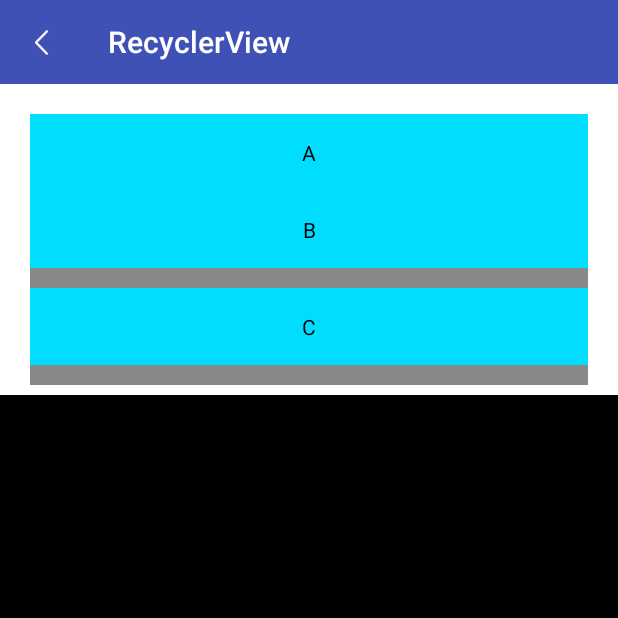
After one commit to acprimer/AndroidStudy, an Android app: the RecyclerViewActivity screen opened directly, with no data from a screen before it, on a phone screen of 412 x 824 dp, the top half of it. The commit adds this screen. Run offline under Robolectric (Android 15) with nearby library versions, the phone set to English and light mode, and no system bars.

Commit message:
Android Study + RecyclerView, Adapter, Decoration

```diff
--- a/app/build.gradle
+++ b/app/build.gradle
@@ -2,7 +2,7 @@ apply plugin: 'com.android.application'
 
 android {
     compileSdkVersion 23
-    buildToolsVersion "24.0.0 rc3"
+    buildToolsVersion "23.0.3"
 
     defaultConfig {
         applicationId "com.study.yaodh.androidstudy"
--- a/app/src/main/AndroidManifest.xml
+++ b/app/src/main/AndroidManifest.xml
@@ -22,6 +22,9 @@
         <activity
             android:name=".activity.NotificationActivity"
             android:label="@string/textview"/>
+        <activity
+            android:name=".activity.RecyclerViewActivity"
+            android:label="@string/RecyclerView"/>
     </application>
 
 </manifest>
--- a/app/src/main/java/com/study/yaodh/androidstudy/activity/MainActivity.java
+++ b/app/src/main/java/com/study/yaodh/androidstudy/activity/MainActivity.java
@@ -27,7 +27,8 @@ public class MainActivity extends AppCompatActivity {
                 android.R.layout.simple_expandable_list_item_1,
                 new String[]{
                         "TextView属性",
-                        "Notification"
+                        "Notification",
+                        "RecyclerView"
                 });
         listView.setAdapter(adapter);
         listView.setOnItemClickListener(new AdapterView.OnItemClickListener() {
@@ -40,6 +41,9 @@ public class MainActivity extends AppCompatActivity {
                     case 1:
                         IntentManager.startNotificationActivity(MainActivity.this);
                         break;
+                    case 2:
+                        IntentManager.startRecyclerViewActivity(MainActivity.this);
+                        break;
                 }
             }
         });
--- /dev/null
+++ b/app/src/main/java/com/study/yaodh/androidstudy/activity/RecyclerViewActivity.java
@@ -0,0 +1,42 @@
+package com.study.yaodh.androidstudy.activity;
+
+import android.os.Bundle;
+import android.support.v7.app.AppCompatActivity;
+import android.support.v7.widget.LinearLayoutManager;
+import android.support.v7.widget.RecyclerView;
+import android.support.v7.widget.Toolbar;
+import android.view.View;
+
+import com.study.yaodh.androidstudy.R;
+import com.study.yaodh.androidstudy.adapter.SimpleRecyclerViewAdapter;
+import com.study.yaodh.androidstudy.view.DividerItemDecoration;
+
+/**
+ * Created by yaodh on 2016/5/12.
+ */
+public class RecyclerViewActivity extends AppCompatActivity{
+    private RecyclerView recyclerView;
+
+    @Override
+    protected void onCreate(Bundle savedInstanceState) {
+        super.onCreate(savedInstanceState);
+        setContentView(R.layout.activity_recyclerview);
+
+        Toolbar toolbar = (Toolbar) findViewById(R.id.toolbar);
+        toolbar.setTitle(R.string.RecyclerView);
+        toolbar.setNavigationIcon(R.mipmap.ic_back);
+        setSupportActionBar(toolbar);
+        toolbar.setNavigationOnClickListener(new View.OnClickListener() {
+            @Override
+            public void onClick(View view) {
+                finish();
+            }
+        });
+
+        recyclerView = (RecyclerView) findViewById(R.id.recycler_view);
+        recyclerView.setLayoutManager(new LinearLayoutManager(this));
+        recyclerView.setAdapter(new SimpleRecyclerViewAdapter(this, new String[]{"A", "B", "C"}));
+        recyclerView.addItemDecoration(new DividerItemDecoration(this, LinearLayoutManager.VERTICAL));
+    }
+
+}
--- /dev/null
+++ b/app/src/main/java/com/study/yaodh/androidstudy/adapter/SimpleRecyclerViewAdapter.java
@@ -0,0 +1,58 @@
+package com.study.yaodh.androidstudy.adapter;
+
+import android.content.Context;
+import android.support.v7.widget.RecyclerView;
+import android.view.LayoutInflater;
+import android.view.View;
+import android.view.ViewGroup;
+import android.widget.TextView;
+
+import com.study.yaodh.androidstudy.R;
+
+/**
+ * Created by yaodh on 2016/6/24.
+ */
+public class SimpleRecyclerViewAdapter extends RecyclerView.Adapter<SimpleRecyclerViewAdapter.SimpleViewHolder> {
+    private Context mContext;
+    private String[] titles;
+
+    public SimpleRecyclerViewAdapter(Context context, String[] titles) {
+        mContext = context;
+        this.titles = titles;
+    }
+
+    @Override
+    public SimpleViewHolder onCreateViewHolder(ViewGroup parent, int viewType) {
+        View view = LayoutInflater.from(mContext).inflate(R.layout.item_simple, parent, false);
+        return new SimpleViewHolder(view);
+    }
+
+    @Override
+    public void onBindViewHolder(SimpleViewHolder holder, int position) {
+        holder.tvTitle.setText(titles[position]);
+    }
+
+    @Override
+    public int getItemCount() {
+        return titles == null ? 0 : titles.length;
+    }
+
+    @Override
+    public int getItemViewType(int position) {
+        if(titles[position].equals("B")) {
+            return 1;
+        }
+        return 0;
+    }
+
+    class SimpleViewHolder extends RecyclerView.ViewHolder {
+
+        TextView tvTitle;
+
+        public SimpleViewHolder(View itemView) {
+            super(itemView);
+            tvTitle = (TextView) itemView.findViewById(R.id.title);
+        }
+
+    }
+}
--- a/app/src/main/java/com/study/yaodh/androidstudy/utils/IntentManager.java
+++ b/app/src/main/java/com/study/yaodh/androidstudy/utils/IntentManager.java
@@ -4,6 +4,7 @@ import android.content.Context;
 import android.content.Intent;
 
 import com.study.yaodh.androidstudy.activity.NotificationActivity;
+import com.study.yaodh.androidstudy.activity.RecyclerViewActivity;
 import com.study.yaodh.androidstudy.activity.TextViewActivity;
 
 /**
@@ -28,5 +29,13 @@ public class IntentManager {
         Intent intent = new Intent(context, NotificationActivity.class);
         context.startActivity(intent);
     }
+    /**
+     * start recyclerView activity
+     * @param context
+     */
+    public static void startRecyclerViewActivity(Context context) {
+        Intent intent = new Intent(context, RecyclerViewActivity.class);
+        context.startActivity(intent);
+    }
 
 }
--- /dev/null
+++ b/app/src/main/java/com/study/yaodh/androidstudy/view/DividerItemDecoration.java
@@ -0,0 +1,113 @@
+package com.study.yaodh.androidstudy.view;
+
+import android.content.Context;
+import android.graphics.Canvas;
+import android.graphics.Rect;
+import android.graphics.drawable.ColorDrawable;
+import android.graphics.drawable.Drawable;
+import android.support.v7.widget.LinearLayoutManager;
+import android.support.v7.widget.RecyclerView;
+import android.util.Log;
+import android.view.View;
+
+/**
+ * Created by yaodh on 2016/6/24.
+ */
+public class DividerItemDecoration extends RecyclerView.ItemDecoration {
+    private static final int[] ATTRS = new int[]{
+            android.R.attr.listDivider
+    };
+    public static final int HORIZONTAL_LIST = LinearLayoutManager.HORIZONTAL;
+    public static final int VERTICAL_LIST = LinearLayoutManager.VERTICAL;
+    private Drawable mDivider;
+    private int mOrientation;
+
+    public DividerItemDecoration(Context context, int orientation) {
+//        final TypedArray a = context.obtainStyledAttributes(ATTRS);
+//        mDivider = a.getDrawable(0);
+//        a.recycle();
+        mDivider = new ColorDrawable(0xff888888);
+        setOrientation(orientation);
+    }
+
+    public void setOrientation(int orientation) {
+        if (orientation != HORIZONTAL_LIST && orientation != VERTICAL_LIST) {
+            throw new IllegalArgumentException("invalid orientation");
+        }
+        mOrientation = orientation;
+    }
+
+    @Override
+    public void onDraw(Canvas c, RecyclerView parent, RecyclerView.State state) {
+        if (mOrientation == VERTICAL_LIST) {
+            drawVertical(c, parent);
+        } else {
+            drawHorizontal(c, parent);
+        }
+        Log.d("yao", "onDraw");
+    }
+
+    @Override
+    public void onDrawOver(Canvas c, RecyclerView parent, RecyclerView.State state) {
+//        if (mOrientation == VERTICAL_LIST) {
+//            drawVertical(c, parent);
+//        } else {
+//            drawHorizontal(c, parent);
+//        }
+        Log.d("yao", "onDrawOver");
+    }
+
+    public void drawVertical(Canvas c, RecyclerView parent) {
+        final int left = parent.getPaddingLeft();
+        final int right = parent.getWidth() - parent.getPaddingRight();
+        final int childCount = parent.getChildCount();
+        for (int i = 0; i < childCount; i++) {
+            final View child = parent.getChildAt(i);
+            final RecyclerView.LayoutParams params = (RecyclerView.LayoutParams) child
+                    .getLayoutParams();
+            final int top = child.getBottom() + params.bottomMargin;
+//            final int bottom = top + mDivider.getIntrinsicHeight();
+            final int bottom = top + 20;
+            mDivider.setBounds(left, top, right, bottom);
+            mDivider.draw(c);
+        }
+    }
+
+    public void drawHorizontal(Canvas c, RecyclerView parent) {
+        final int top = parent.getPaddingTop();
+        final int bottom = parent.getHeight() - parent.getPaddingBottom();
+        final int childCount = parent.getChildCount();
+        for (int i = 0; i < childCount; i++) {
+            final View child = parent.getChildAt(i);
+            final RecyclerView.LayoutParams params = (RecyclerView.LayoutParams) child
+                    .getLayoutParams();
+            final int left = child.getRight() + params.rightMargin;
+            final int right = left + mDivider.getIntrinsicHeight();
+            mDivider.setBounds(left, top, right, bottom);
+            mDivider.draw(c);
+        }
+    }
+
+    @Override
+    public void getItemOffsets(Rect outRect, View view, RecyclerView parent, RecyclerView.State state) {
+        if (mOrientation == VERTICAL_LIST) {
+            outRect.set(0, 0, 0, mDivider.getIntrinsicHeight());
+        } else {
+            outRect.set(0, 0, mDivider.getIntrinsicWidth(), 0);
+        }
+//        int position = parent.getChildAdapterPosition(view);
+//        if(position == 0) {
+//            outRect.set(0, 0, 0, 40);
+//        } else {
+//            outRect.set(0, 0, 0, 20);
+//        }
+        if(parent.getChildViewHolder(view).getItemViewType() == 1) {
+            outRect.set(0, 0, 0, 20);
+        } else {
+            outRect.set(0, 0, 0, 0);
+        }
+//        outRect.set(0, 0, 0, 20);
+        Log.d("yao", "getItemOffsets: " + outRect.toString());
+        Log.d("yao", "viewtype: " + parent.getChildViewHolder(view).getItemViewType());
+    }
+}
--- /dev/null
+++ b/app/src/main/res/layout/activity_recyclerview.xml
@@ -0,0 +1,24 @@
+<?xml version="1.0" encoding="utf-8"?>
+<LinearLayout xmlns:android="http://schemas.android.com/apk/res/android"
+    xmlns:tools="http://schemas.android.com/tools"
+    android:layout_width="match_parent"
+    android:layout_height="match_parent"
+    android:orientation="vertical"
+    android:background="#000000"
+    tools:context=".activity.RecyclerViewActivity">
+
+    <android.support.v7.widget.Toolbar
+        android:id="@+id/toolbar"
+        android:layout_width="match_parent"
+        android:layout_height="wrap_content"
+        android:background="@color/colorPrimary"
+        android:minHeight="?attr/actionBarSize" />
+
+    <android.support.v7.widget.RecyclerView
+        android:id="@+id/recycler_view"
+        android:layout_width="match_parent"
+        android:layout_height="wrap_content"
+        android:padding="20dp"
+        android:background="#ffffff"
+        tools:listitem="@layout/item_simple" />
+</LinearLayout>
--- /dev/null
+++ b/app/src/main/res/layout/item_simple.xml
@@ -0,0 +1,18 @@
+<?xml version="1.0" encoding="utf-8"?>
+<LinearLayout xmlns:android="http://schemas.android.com/apk/res/android"
+    android:layout_width="match_parent"
+    android:layout_height="wrap_content"
+    android:background="#888888"
+    android:orientation="vertical">
+
+    <TextView
+        android:id="@+id/title"
+        android:layout_width="match_parent"
+        android:layout_height="wrap_content"
+        android:background="@android:color/holo_blue_bright"
+        android:gravity="center"
+        android:padding="16dp"
+        android:textColor="@android:color/black" />
+
+
+</LinearLayout>
--- a/app/src/main/res/values/strings.xml
+++ b/app/src/main/res/values/strings.xml
@@ -1,4 +1,5 @@
 <resources>
     <string name="app_name">AndroidStudy</string>
     <string name="textview">TextView</string>
+    <string name="RecyclerView">RecyclerView</string>
 </resources>
```
